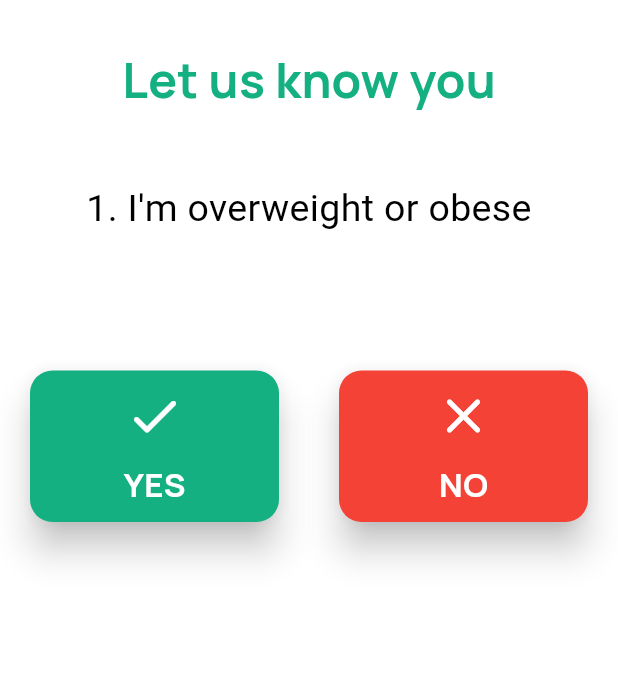
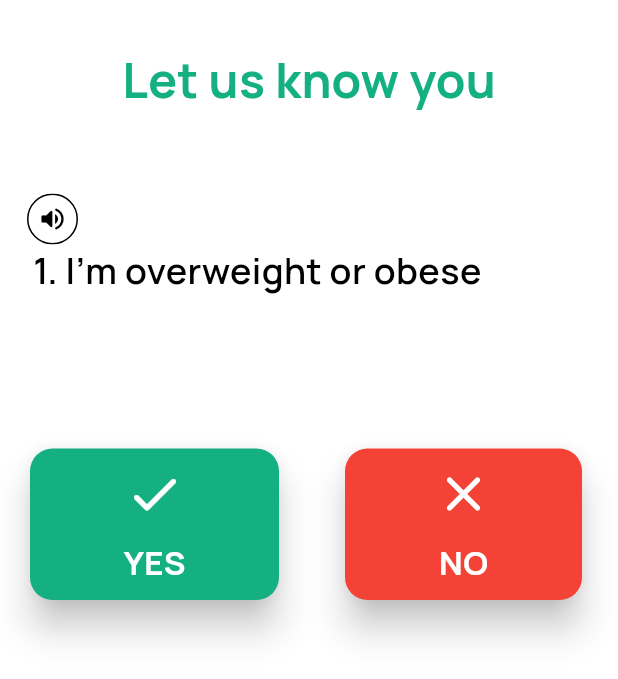
Before and after one commit to ChinmayJavalagi/MediReach, a Flutter app: the SurveyScreen screen opened by its route, on a phone screen of 412 x 824 dp. Shown: the top 679 px of the screen. Run offline on Flutter 3.47's test engine with Material 2 defaults, Android fonts, the phone set to English and light mode, and no system bars; our stand-ins replace google_fonts, local_auth.

```diff
--- a/lib/components/custom_option_card.dart
+++ b/lib/components/custom_option_card.dart
@@ -5,7 +5,10 @@ import 'package:google_fonts/google_fonts.dart';
 import '../utils/constants.dart';
 
 class OptionCard extends StatefulWidget {
-  const OptionCard({Key? key}) : super(key: key);
+  final IconData icon;
+  final String text;
+  final Color color;
+  OptionCard({required this.icon,required this.text,required this.color});
 
   @override
   State<OptionCard> createState() => _OptionCardState();
@@ -16,16 +19,21 @@ class _OptionCardState extends State<OptionCard> {
   Widget build(BuildContext context) {
     return Card(
       elevation: 10,
+      color: widget.color,
       shape: RoundedRectangleBorder(
         borderRadius: BorderRadius.circular(15.0), // adds rounded corners
       ),
-      child: Column(
-        children: [
-          Icon(Icons.close_rounded,color: Colors.red,size: 40,),
-          Text('NO',style: GoogleFonts.manrope(
-              textStyle: kOptionHeaderStyle
-          ),)
-        ],
+      child: Padding(
+        padding: const EdgeInsets.all(10.0),
+        child: Column(
+          children: [
+            Icon(widget.icon,color: Colors.white,size: 40,),
+            SizedBox(height: 10,),
+            Text(widget.text,style: GoogleFonts.manrope(
+                textStyle: kOptionHeaderStyle
+            ),)
+          ],
+        ),
       ),
     );
   }
--- a/lib/screens/survey_screen.dart
+++ b/lib/screens/survey_screen.dart
@@ -3,8 +3,7 @@ import 'package:google_fonts/google_fonts.dart';
 import 'package:medireach/brain/survey_brain.dart';
 import 'package:medireach/components/custom_button.dart';
 import 'package:medireach/utils/pallete.dart';
-
-import '../components/custom_radio_button.dart';
+import '../components/custom_option_card.dart';
 import '../utils/constants.dart';
 import 'dashboard_screen.dart';
 
@@ -35,9 +34,11 @@ bool isVisible = false;
     return Scaffold(
       body: SafeArea(
         child: Column(
+          crossAxisAlignment: CrossAxisAlignment.start,
           children: [
           Padding(
               padding: const EdgeInsets.only(top: 30,left: 10,right: 10,bottom: 15),
+              child: Center(
                 child: Text(
                   "Let us know you",
                   style: GoogleFonts.manrope(
@@ -45,19 +46,50 @@ bool isVisible = false;
                   ),
                 ),
               ),
+            ),
             SizedBox(height: 20,),
             Padding(
-              padding: const EdgeInsets.all(10.0),
-              child: Center(
+              padding: const EdgeInsets.all(18.0),
+              child: Column(
+                crossAxisAlignment: CrossAxisAlignment.start,
+                children: [
+                  Material(
+                    type: MaterialType.transparency,
+                    child: Ink(
+                      decoration: BoxDecoration(
+                        borderRadius: BorderRadius.circular(50),
+                        border: Border.all(width: 1, color: Pallete.blackColor),
+                        color: Pallete.whiteColor,
+                      ),
+                      child: InkWell(
+                        borderRadius: BorderRadius.circular(50.0),
+                        onTap: () {
+                          Navigator.pop(context);
+                        },
+                        child: Padding(
+                          padding: EdgeInsets.all(6.0),
+                          child: Icon(
+                            Icons.volume_up_rounded,
+                            size: 20.0,
+                            color: Pallete.blackColor,
+                          ),
+                        ),
+                      ),
+                    ),
+                  ),
+                  Padding(
+                    padding: const EdgeInsets.only(left: 4.0),
                     child: Text(
                       surveyBrain.getQuestionText(),
                       // "This is where the question text will go.",
-                  textAlign: TextAlign.center,
-                  style: TextStyle(
-                    fontSize: 25.0,
-                    color: Pallete.blackColor,
+                      textAlign: TextAlign.left,
+                      style: GoogleFonts.manrope(
+                        textStyle: kQuestionTextStyle
                       ),
                     ),
+                  ),
+
+                ],
               ),
             ),
             SizedBox(height: 60,),
@@ -70,67 +102,33 @@ bool isVisible = false;
                       onTap: (){
                         checkAnswer(true);
                       },
-                      child: Card(
-                        elevation: 10,
-                        color: Pallete.primaryThemeColor,
-                        shape: RoundedRectangleBorder(
-                          borderRadius: BorderRadius.circular(15.0), // adds rounded corners
-                        ),
-                        child: Padding(
-                          padding: const EdgeInsets.all(10.0),
-                          child: Column(
-                            children: [
-                              Icon(Icons.check_rounded,color: Colors.white,size: 40,),
-                              SizedBox(height: 10,),
-                              Text('YES',style: GoogleFonts.manrope(
-                                  textStyle: kOptionHeaderStyle
-                              ),)
-                            ],
-                          ),
-                        ),
-                      ),
+                      child: OptionCard(text: 'YES',icon: Icons.check_rounded,color: Pallete.primaryThemeColor,),
                     ),
                   ),
                 ),
                 Expanded(
                   child: Padding(
-                    padding: const EdgeInsets.all(16.0),
+                    padding: const EdgeInsets.all(20.0),
                     child: GestureDetector(
                       onTap: (){
                         checkAnswer(false);
                       },
-                      child: Card(
-                        elevation: 10,
-                        color: Pallete.redColor,
-                        shape: RoundedRectangleBorder(
-                          borderRadius: BorderRadius.circular(15.0), // adds rounded corners
-                        ),
-                        child: Padding(
-                          padding: const EdgeInsets.all(10.0),
-                          child: Column(
-                            children: [
-                              Icon(Icons.close_rounded,color: Pallete.whiteColor,size: 40,),
-                              SizedBox(height: 10,),
-                              Text('NO',style: GoogleFonts.manrope(
-                                  textStyle: kOptionHeaderStyle
-                              ),)
-                            ],
-                          ),
-                        ),
-                      ),
+                      child: OptionCard(text: 'NO',icon:Icons.close_rounded,color: Pallete.redColor,),
                     ),
                   ),
                 ),
               ],
             ),
-            SizedBox(height: 240,),
-            Visibility(
+            SizedBox(height: 200,),
+            Center(
+              child: Visibility(
                 visible: isVisible,
                 child: Padding(
-                  padding: const EdgeInsets.all(16.0),
+                    padding: const EdgeInsets.all(12.0),
                     child: CustomButton(buttonText: 'Submit', buttonColor: Pallete.primaryThemeColor, onpressed: () {
                       Navigator.pushNamed(context, DashboardScreen.id);
                     },),
+                  ),
               ),
             ),
           ],
--- a/pubspec.yaml
+++ b/pubspec.yaml
@@ -39,6 +39,7 @@ dependencies:
   google_fonts: ^4.0.3
   local_auth: ^2.1.6
   url_launcher: ^6.1.10
+  flutter_tts: ^3.8.3
 
 dev_dependencies:
   flutter_test:
```
Also changed, not shown: pubspec.lock, 1 other file. Lines whose indentation alone changed are shown as unchanged.
